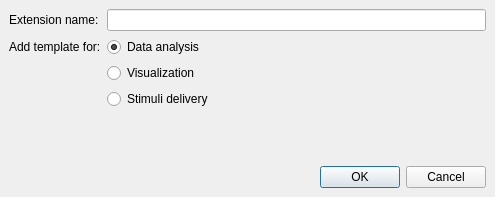
Above: bci_framework/framework/qtgui/new_project.ui from UN-GCPDS/bci-framework before the change. Below: the same form after it.
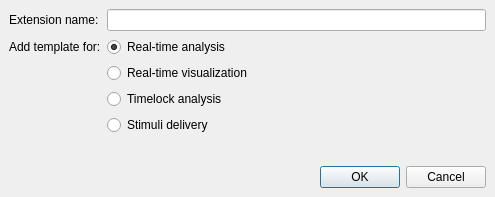
That is the form after the change. Icons and pictures are not drawn.

Diff of the .ui file:
```diff
--- a/bci_framework/framework/qtgui/new_project.ui
+++ b/bci_framework/framework/qtgui/new_project.ui
@@ -31,37 +31,44 @@
       <item row="0" column="1">
        <widget class="QLineEdit" name="lineEdit_project_name"/>
       </item>
-      <item row="2" column="1">
-       <widget class="QRadioButton" name="radioButton_visualization">
+      <item row="1" column="0">
+       <widget class="QLabel" name="label">
         <property name="text">
-         <string>Visualization</string>
+         <string>Add template for:</string>
         </property>
        </widget>
       </item>
       <item row="1" column="1">
        <widget class="QRadioButton" name="radioButton_data_analysis">
         <property name="text">
-         <string>Data analysis</string>
+         <string>Real-time analysis</string>
         </property>
         <property name="checked">
          <bool>true</bool>
         </property>
        </widget>
       </item>
-      <item row="1" column="0">
-       <widget class="QLabel" name="label">
+      <item row="2" column="1">
+       <widget class="QRadioButton" name="radioButton_visualization">
         <property name="text">
-         <string>Add template for:</string>
+         <string>Real-time visualization</string>
         </property>
        </widget>
       </item>
-      <item row="3" column="1">
+      <item row="4" column="1">
        <widget class="QRadioButton" name="radioButton_stimulus_delivery">
         <property name="text">
          <string>Stimuli delivery</string>
         </property>
        </widget>
       </item>
+      <item row="3" column="1">
+       <widget class="QRadioButton" name="radioButton_timelock">
+        <property name="text">
+         <string>Timelock analysis</string>
+        </property>
+       </widget>
+      </item>
      </layout>
     </item>
     <item row="2" column="0" colspan="2">
```
